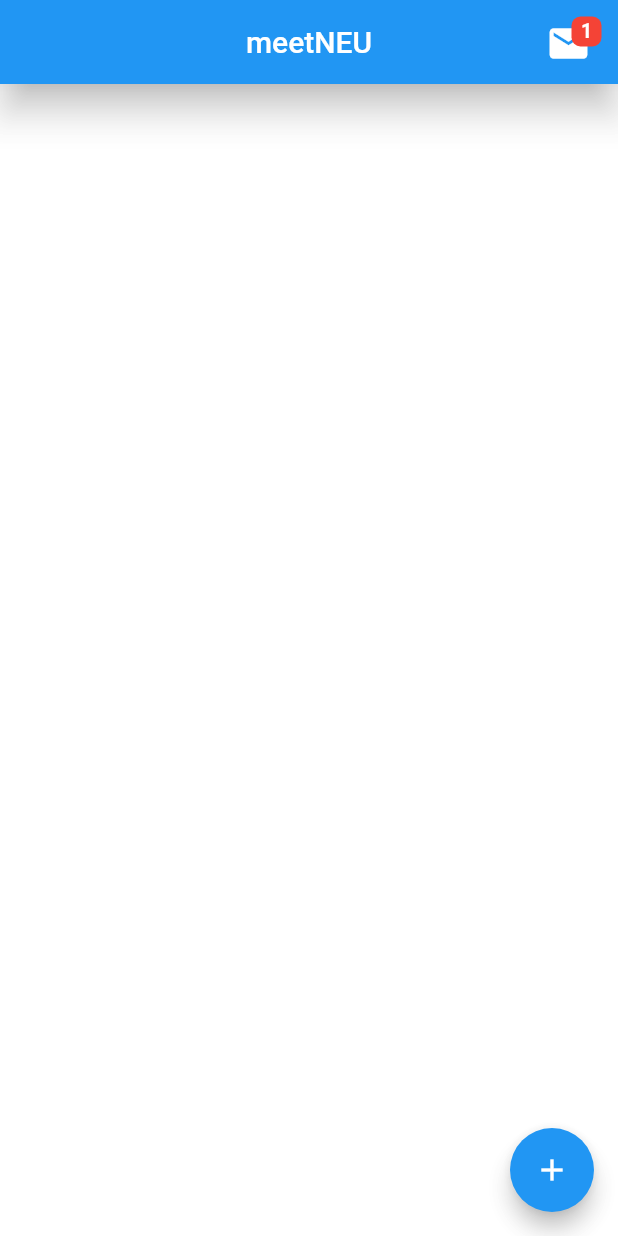
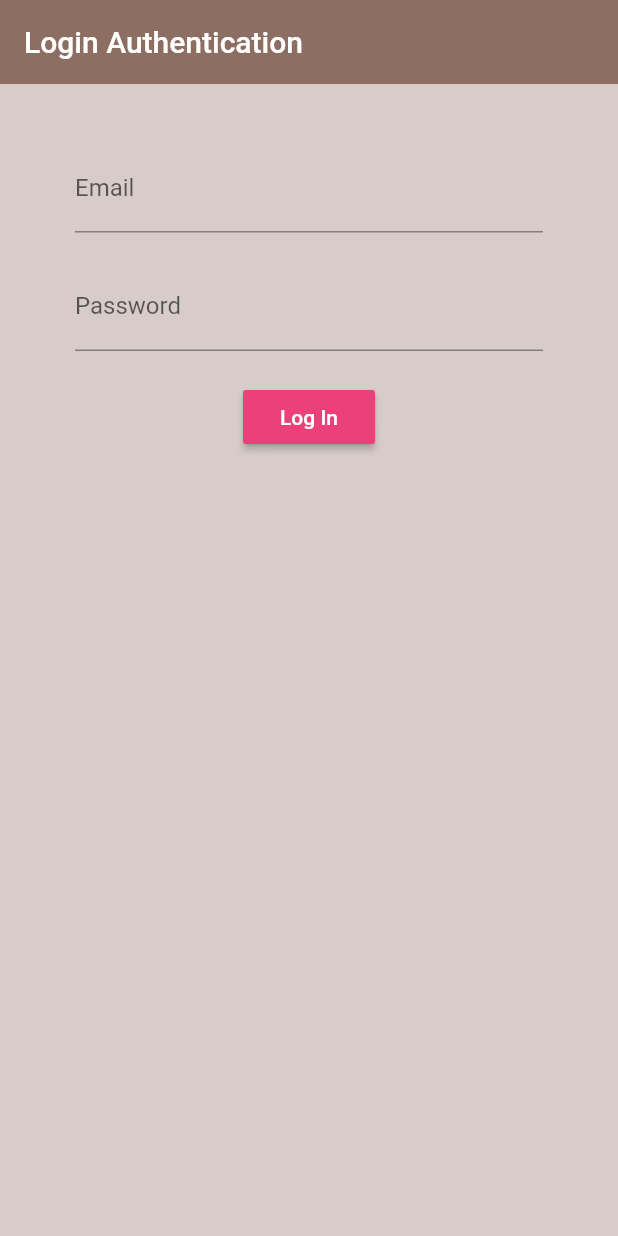
Before and after one commit to aierons/nu-scheduling, a Flutter app: the screen it shows after launch, on a phone screen of 412 x 824 dp. Run offline on Flutter 3.47's test engine with Material 2 defaults, Android fonts, the phone set to English and light mode, and no system bars; our stand-ins replace datetime_picker_formfield, firebase_auth; accounts and stored records are empty.

Commit message:
auth works whee

```diff
--- /dev/null
+++ b/lib/login/authenticate.dart
@@ -0,0 +1,16 @@
+import 'package:flutter/material.dart';
+import 'package:layout/login_page.dart';
+
+class Authenticate extends StatefulWidget {
+  @override
+  _AuthenticateState createState() => _AuthenticateState();
+}
+
+class _AuthenticateState extends State<Authenticate> {
+  @override
+  Widget build(BuildContext context) {
+    return Container(
+      child: LoginPage(),
+    );
+  }
+}
--- /dev/null
+++ b/lib/login/wrapper.dart
@@ -0,0 +1,19 @@
+import 'package:flutter/material.dart';
+import 'package:layout/home_page.dart';
+import 'package:layout/login/authenticate.dart';
+import 'package:layout/login_page.dart';
+import 'package:layout/user_model.dart';
+import 'package:provider/provider.dart';
+
+class Wrapper extends StatelessWidget {
+  @override
+  Widget build(BuildContext context) {
+    final user = Provider.of<User>(context);
+
+    if (user == null) {
+      return Authenticate();
+    } else {
+      return HomePage();
+    }
+  }
+}
--- /dev/null
+++ b/lib/login_page.dart
@@ -0,0 +1,100 @@
+import 'dart:async';
+
+import 'package:firebase_auth/firebase_auth.dart';
+import 'package:flutter/material.dart';
+import 'package:layout/services/auth.dart';
+
+class LoginPage extends StatefulWidget {
+  @override
+  _LoginPageState createState() => new _LoginPageState();
+}
+
+class _LoginPageState extends State<LoginPage> {
+  String email, password;
+  String error = '';
+  final _formKey = GlobalKey<FormState>();
+  final AuthService _auth = AuthService();
+
+  @override
+  Widget build(BuildContext context) {
+    return Scaffold(
+      backgroundColor: Colors.brown[100],
+      appBar: AppBar(
+        backgroundColor: Colors.brown[400],
+        elevation: 0.0,
+        title: Text('Login Authentication'),
+      ),
+      body: Container(
+        padding: EdgeInsets.symmetric(vertical: 20, horizontal: 50),
+        // child: RaisedButton(
+        //   child: Text('Sign in anonyn'),
+        //   onPressed: () async {
+        //     dynamic result = await _auth.loginAnon();
+        //     if (result == null) {
+        //       print('error signing in');
+        //     } else {
+        //       print('signed in with uid: ' + result.uid);
+        //     }
+        //   },
+        // ),
+        //key: _formKey,
+        child: Form(
+          key: _formKey,
+          child: Column(
+            children: <Widget>[
+              SizedBox(height: 20),
+              TextFormField(
+                onChanged: (input) {
+                  setState(() => email = input);
+                },
+                validator: (input) {
+                  if (input.isEmpty ||
+                      !input.contains('@northeastern.edu') ||
+                      !input.contains('@husky.neu.edu')) {
+                    return 'Enter a Northeastern email';
+                  } else {
+                    return null;
+                  }
+                },
+                // onSaved: (input) => _email = input,
+                decoration: InputDecoration(labelText: 'Email'),
+              ),
+              SizedBox(height: 20),
+              TextFormField(
+                onChanged: (input) {
+                  setState(() => password = input);
+                },
+                validator: (input) =>
+                    input.length < 6 ? 'Enter your password' : null,
+                //onSaved: (input) => _password = input,
+                decoration: InputDecoration(labelText: 'Password'),
+                obscureText: true,
+              ),
+              SizedBox(height: 20),
+              RaisedButton(
+                  color: Colors.pink[400],
+                  child: Text('Log In', style: TextStyle(color: Colors.white)),
+                  onPressed: () async {
+                    if (_formKey.currentState.validate()) {
+                      dynamic result =
+                          await _auth.loginNortheastern(email, password);
+                      if (result == null) {
+                        setState(() {
+                          error =
+                              'Could not log in with provided Northeastern credentials';
+                        });
+                      }
+                    }
+                  }),
+              SizedBox(height: 12.0),
+              Text(
+                error,
+                style: TextStyle(color: Colors.red, fontSize: 14.0),
+              ),
+            ],
+          ),
+        ),
+      ),
+    );
+  }
+}
--- /dev/null
+++ b/lib/user_model.dart
@@ -0,0 +1,5 @@
+class User {
+  final String uid;
+
+  User({this.uid});
+}
--- a/pubspec.yaml
+++ b/pubspec.yaml
@@ -14,6 +14,8 @@ dependencies:
   flutter_datetime_picker: ^1.3.5
   datetime_picker_formfield: ^1.0.0
   provider: ^4.0.4
+  firebase_core: ^0.4.0+9
+  firebase_auth: ^0.14.0+5
 
 dev_dependencies:
   flutter_test:
```
Also changed, not shown: lib/home_page.dart (+33 -0 lines), lib/main.dart (+13 -5 lines), lib/services/auth.dart (added, +49 -0 lines), pubspec.lock, 7 other files.
